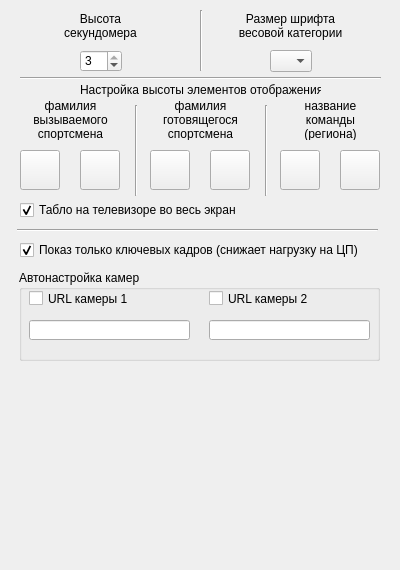
Before: the Qt Designer form FormView.ui in zak2791/Tabloh2H, drawn with Qt 5.
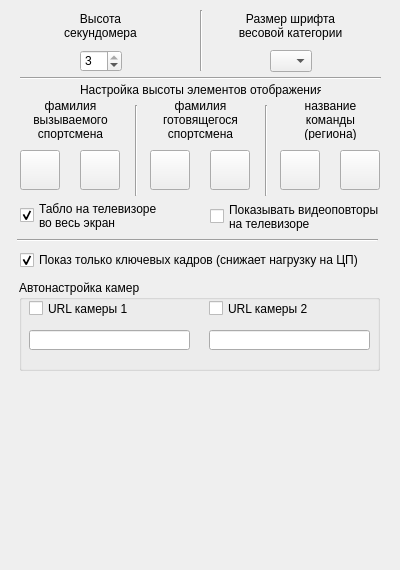
After: the same form once the commit is applied. Icons and pictures are not drawn.

The edit to the form file:
```diff
--- a/FormView.ui
+++ b/FormView.ui
@@ -143,7 +143,7 @@
    <property name="geometry">
     <rect>
      <x>17</x>
-     <y>220</y>
+     <y>230</y>
      <width>361</width>
      <height>20</height>
     </rect>
@@ -237,7 +237,7 @@
    <property name="geometry">
     <rect>
      <x>20</x>
-     <y>240</y>
+     <y>250</y>
      <width>361</width>
      <height>20</height>
     </rect>
@@ -253,7 +253,7 @@
    <property name="geometry">
     <rect>
      <x>19</x>
-     <y>270</y>
+     <y>280</y>
      <width>361</width>
      <height>91</height>
     </rect>
@@ -434,17 +434,32 @@
     <rect>
      <x>20</x>
      <y>200</y>
-     <width>361</width>
-     <height>20</height>
+     <width>171</width>
+     <height>31</height>
     </rect>
    </property>
    <property name="text">
-    <string>Табло на телевизоре во весь экран</string>
+    <string>Табло на телевизоре 
+во весь экран</string>
    </property>
    <property name="checked">
     <bool>true</bool>
    </property>
   </widget>
+  <widget class="QCheckBox" name="cbShowOnTv">
+   <property name="geometry">
+    <rect>
+     <x>210</x>
+     <y>196</y>
+     <width>171</width>
+     <height>41</height>
+    </rect>
+   </property>
+   <property name="text">
+    <string>Показывать видеоповторы
+на телевизоре</string>
+   </property>
+  </widget>
  </widget>
  <resources>
   <include location="res.qrc"/>
```
